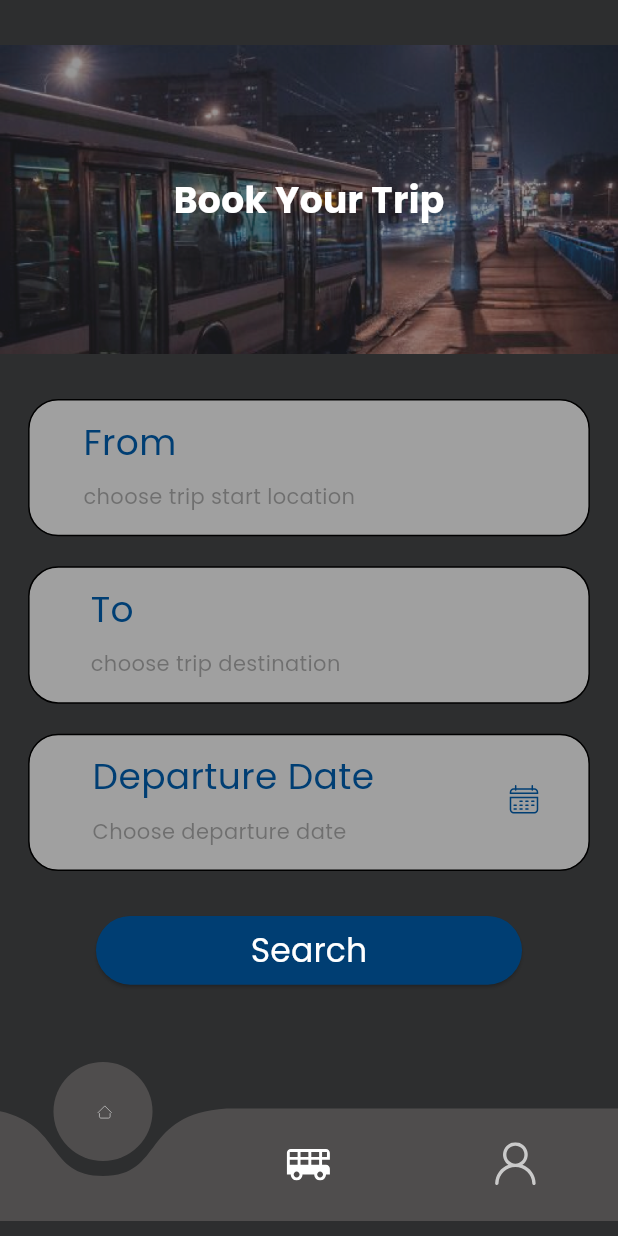
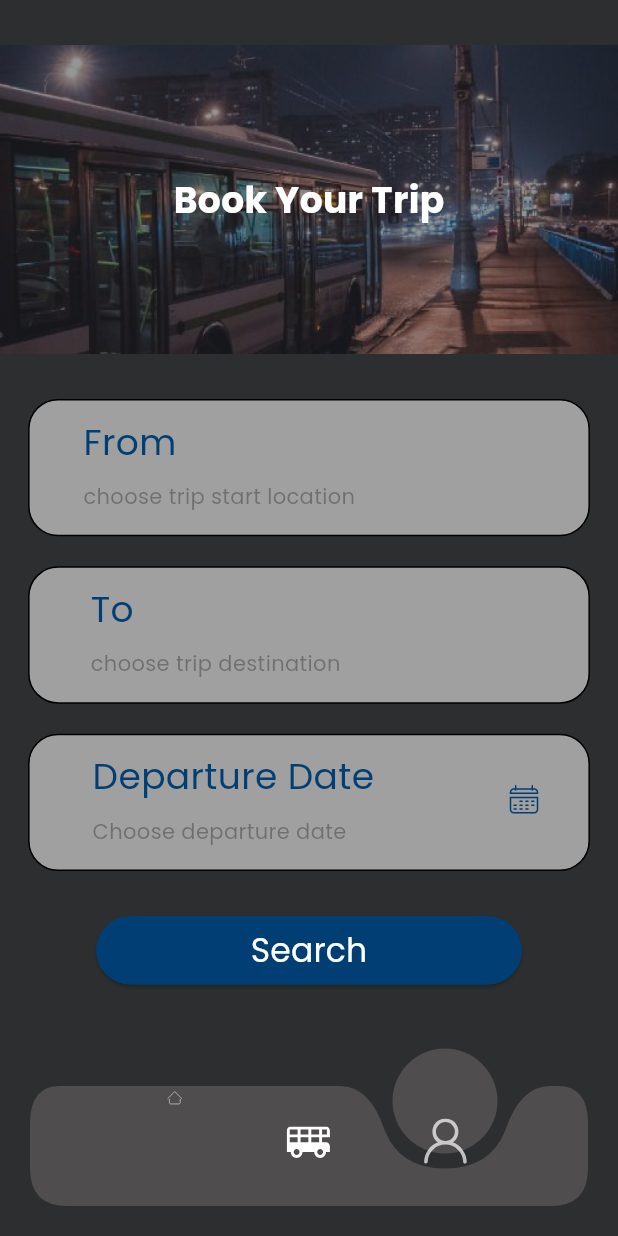
Before and after one commit to AhmedSarg/speedy_go, a Flutter app: the MainLayoutBody screen opened directly with empty values, swiped to page 2, on a phone screen of 412 x 824 dp. Run offline on Flutter 3.47's test engine with Material 3 defaults, Android fonts, the phone set to English and light mode, and no system bars; drawn by our look-alikes of curved_navigation_bar; our stand-ins replace cloud_firestore, dartz, dio, easy_localization, firebase_auth, firebase_core and 14 more; accounts and stored records are empty; statements that could not run were skipped; project files that could hold a hidden picture were left out.

Commit message:
nav bottom bar

```diff
--- a/lib/app/app.dart
+++ b/lib/app/app.dart
@@ -12,7 +12,7 @@ class MyApp extends StatelessWidget {
       supportedLocales: context.supportedLocales,
       locale: context.locale,
       debugShowCheckedModeBanner: false,
-      initialRoute: Routes.addTripRoute,
+      initialRoute: Routes.mainLayoutRoute,
       theme: getApplicationTheme(),
       onGenerateRoute: RouteGenerator.getRoute,
     );
--- /dev/null
+++ b/lib/presentation/common/widget/bottom_curved_nav_bar.dart
@@ -0,0 +1,182 @@
+import 'package:flutter/material.dart';
+import 'package:flutter_svg/flutter_svg.dart';
+import 'package:speedy_go/presentation/resources/assets_manager.dart';
+import 'package:speedy_go/presentation/resources/color_manager.dart';
+
+
+
+
+class CustomBottomBar extends StatefulWidget {
+  CustomBottomBar({super.key,required this.pageController});
+
+  late PageController pageController = PageController();
+
+  @override
+  State<CustomBottomBar> createState() => _CustomBottomBarState();
+}
+
+class _CustomBottomBarState extends State<CustomBottomBar>
+    with TickerProviderStateMixin {
+  late double pos = 20;
+
+  double horizontalPadding = 50;
+  double horizontalMargin = 20;
+
+  int noOfIcons = 3;
+
+  int selected = 0;
+
+  late AnimationController controller;
+  late Animation<double> animation;
+
+  @override
+  void initState() {
+    controller = AnimationController(
+        vsync: this, duration: const Duration(milliseconds: 375));
+    controller.forward();
+    super.initState();
+  }
+
+  @override
+  void didChangeDependencies() {
+    animation = Tween<double>(begin: getEndPosition(0), end: getEndPosition(2))
+        .animate(
+            CurvedAnimation(parent: controller, curve: Curves.easeOutBack));
+    pos = getEndPosition(0);
+    super.didChangeDependencies();
+  }
+
+  List<String> icons = [
+    SVGAssets.home,
+    SVGAssets.busTrip,
+    SVGAssets.profile,
+  ];
+
+  double getEndPosition(int index) {
+    double totalMargin = 2 * horizontalMargin;
+    double totalPadding = 2 * horizontalPadding;
+    double valueToOmit = totalPadding + totalMargin;
+    return (((MediaQuery.of(context).size.width - valueToOmit) / noOfIcons) * index + horizontalPadding) +
+        ((MediaQuery.of(context).size.width - valueToOmit) / noOfIcons / 2) - 70;
+  }
+
+  void animateDrop(int index) {
+    animation = Tween<double>(begin: pos, end: getEndPosition(index)).animate(
+        CurvedAnimation(parent: controller, curve: Curves.easeOutBack));
+    controller.forward().then((value) {
+      pos = getEndPosition(index);
+      controller.dispose();
+      controller = AnimationController(
+          vsync: this, duration: const Duration(milliseconds: 375));
+    });
+  }
+
+  @override
+  Widget build(BuildContext context) {
+    return AnimatedBuilder(
+        animation: controller,
+        builder: (context, child) {
+          return CustomPaint(
+            painter: PathPainter(animation.value),
+            size: Size(
+                MediaQuery.of(context).size.width - (2 * horizontalMargin), 80),
+            child: SizedBox(
+              height: 120,
+              width: MediaQuery.of(context).size.width - (2 * horizontalMargin),
+              child: Padding(
+                padding: EdgeInsets.symmetric(horizontal: horizontalPadding),
+                child: Row(
+                  children: icons.map<Widget>((icon) {
+                    return GestureDetector(
+                      onTap: () {
+                        setState(() {
+                          animateDrop(icons.indexOf(icon));
+                          selected = icons.indexOf(icon);
+                          widget.pageController.animateToPage(selected,
+                              duration: const Duration(milliseconds: 300), curve: Curves.easeOut);
+                        });
+                      },
+                      child: AnimatedContainer(
+                        duration: const Duration(milliseconds: 575),
+                        curve: Curves.easeOut,
+                        height: 105,
+                        width: (MediaQuery.of(context).size.width -
+                                (2 * horizontalMargin) -
+                                (2 * horizontalPadding)) / 3,
+                        padding: const EdgeInsets.only(bottom: 17.5, top: 22.5),
+                        alignment: selected == icons.indexOf(icon)
+                            ? Alignment.topCenter
+                            : Alignment.bottomCenter,
+                        child: SizedBox(
+                          height: 35,
+                          width: 35,
+                          child: Center(
+                            child: AnimatedSwitcher(
+                              duration: const Duration(milliseconds: 375),
+                              switchInCurve: Curves.easeOut,
+                              switchOutCurve: Curves.easeOut,
+                              child: SvgPicture.asset(
+                                icon,
+                                width: 30,
+                                key: ValueKey("colorName$icon"),
+                              ),
+                            ),
+                          ),
+                        ),
+                      ),
+                    );
+                  }).toList(),
+                ),
+              ),
+            ),
+          );
+        });
+  }
+}
+
+class PathPainter extends CustomPainter {
+  PathPainter(this.x);
+
+  double x;
+  double height = 80;
+  double start = 40;
+  double end = 120;
+
+  @override
+  void paint(Canvas canvas, Size size) {
+    Paint paint = Paint()
+      ..color = ColorManager.charcoalGrey
+      ..style = PaintingStyle.fill;
+
+    double w = size.width;
+
+    Path path = Path();
+    path.moveTo(0, start);
+
+    path.lineTo(x < 20 ? 20 : x, start);
+
+    path.quadraticBezierTo(20 + x, start, 30 + x, start + 30);
+    path.quadraticBezierTo(40 + x, start + 55, 70 + x, start + 55);
+    path.quadraticBezierTo(100 + x, start + 55, 110 + x, start + 30);
+    path.quadraticBezierTo(
+        120 + x, start, (140 + x) > (w - 20) ? (w - 20) : 140 + x, start);
+
+    path.lineTo(w - 20, start);
+
+    path.quadraticBezierTo(w, start, w, start + 25);
+    path.lineTo(w, end - 25);
+    path.quadraticBezierTo(w, end, w - 25, end);
+    path.lineTo(25, end);
+    path.quadraticBezierTo(0, end, 0, end - 25);
+    path.lineTo(0, start + 25);
+    path.quadraticBezierTo(0, start, 20, start);
+    path.close();
+
+    canvas.drawPath(path, paint);
+
+    canvas.drawCircle(Offset(70 + x, 50), 35, paint);
+  }
+
+  @override
+  bool shouldRepaint(CustomPainter oldDelegate) => true;
+}
--- a/lib/presentation/main_layout/view/main_layout_body.dart
+++ b/lib/presentation/main_layout/view/main_layout_body.dart
@@ -1,10 +1,9 @@
 import 'package:flutter/material.dart';
-import 'package:speedy_go/presentation/common/widget/navigation_bar_widget.dart';
+import 'package:speedy_go/presentation/common/widget/bottom_curved_nav_bar.dart';
 import 'package:speedy_go/presentation/main_layout/view/pages/HomePage.dart';
 import 'package:speedy_go/presentation/main_layout/view/pages/book_trip_search.dart';
 import 'package:speedy_go/presentation/main_layout/view/pages/profile_page.dart';
 
-import '../../resources/values_manager.dart';
 import '../viewmodel/main_viewmodel.dart';
 
 class MainLayoutBody extends StatelessWidget {
@@ -15,12 +14,19 @@ class MainLayoutBody extends StatelessWidget {
 
   final MainViewModel viewModel;
 
+  final double horizontalPadding = 50;
+  final double horizontalMargin = 20;
+
   @override
   Widget build(BuildContext context) {
     return Scaffold(
       body: Stack(
         children: [
-          PageView(
+          Positioned.fill(
+            child: AnimatedContainer(
+              duration: const Duration(milliseconds: 375),
+              curve: Curves.easeOut,
+              child: PageView(
                 controller: viewModel.getPageController,
                 children: <Widget>[
                   HomePage(
@@ -34,11 +40,14 @@ class MainLayoutBody extends StatelessWidget {
                   ),
                 ],
               ),
+            ),
+          ),
           Positioned(
-              left: AppSize.s0,
-              right: AppSize.s0,
-              bottom: AppSize.s10,
-              child: NavigationBottomBar(viewModel: viewModel)),
+            bottom: horizontalMargin,
+            left: horizontalMargin,
+            child: CustomBottomBar(pageController: viewModel.getPageController,),
+            // child: NavigationBottomBar(viewModel: viewModel)
+          ),
         ],
       ),
     );
```
Also changed, not shown: lib/presentation/common/widget/old_navigation_bar_widget.dart (renamed from lib/presentation/common/widget/navigation_bar_widget.dart), pubspec.lock. Lines whose indentation alone changed are shown as unchanged.
